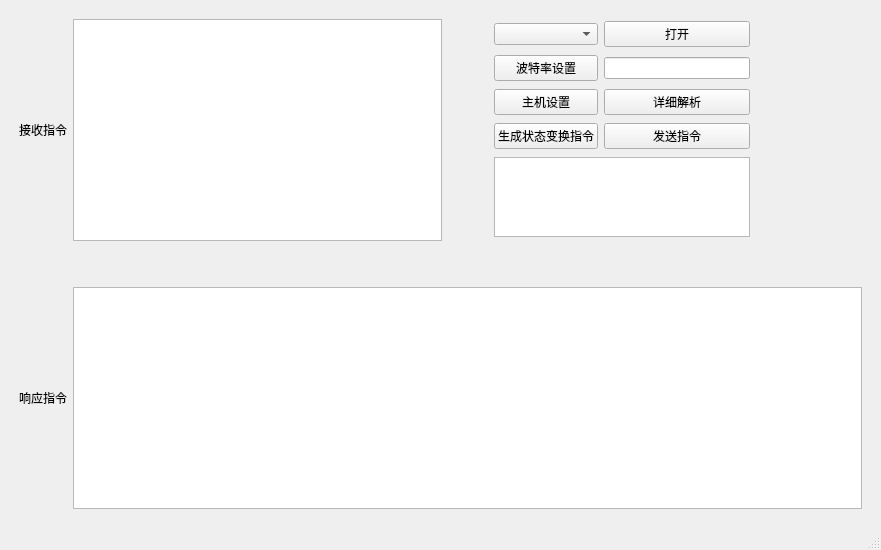
First picture: the form in vrf/ui/main_window.ui, repository cross-sky/pyqt5, before the edit.
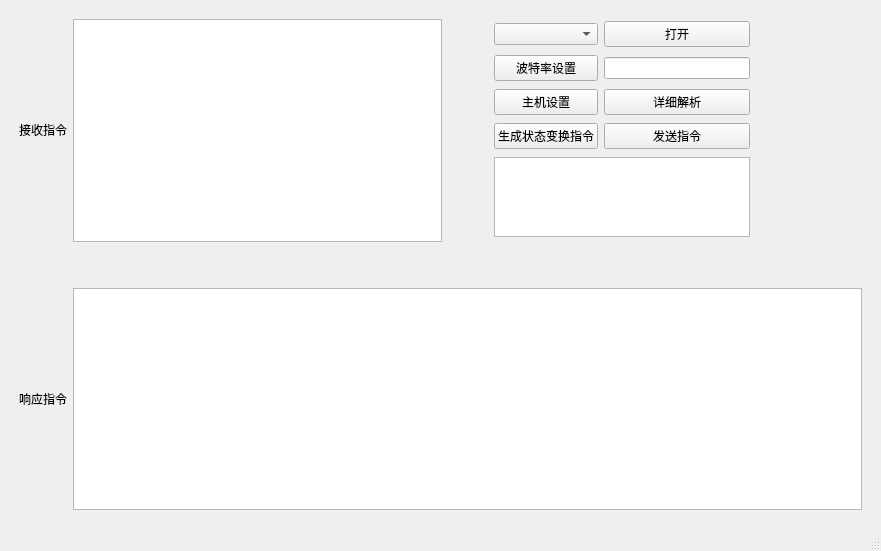
Second picture: the form after the edit.

Diff of the .ui file:
```diff
--- a/vrf/ui/main_window.ui
+++ b/vrf/ui/main_window.ui
@@ -7,7 +7,7 @@
     <x>0</x>
     <y>0</y>
     <width>881</width>
-    <height>550</height>
+    <height>551</height>
    </rect>
   </property>
   <property name="windowTitle">
```
